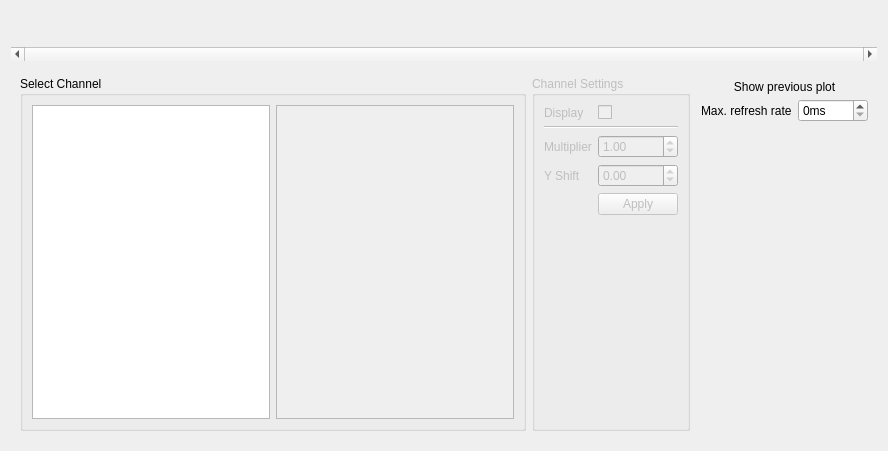
This is src/modules/traceplot/tracedisplay.ui in syntalos/syntalos as Qt 5 draws it before an edit. The edited form follows.
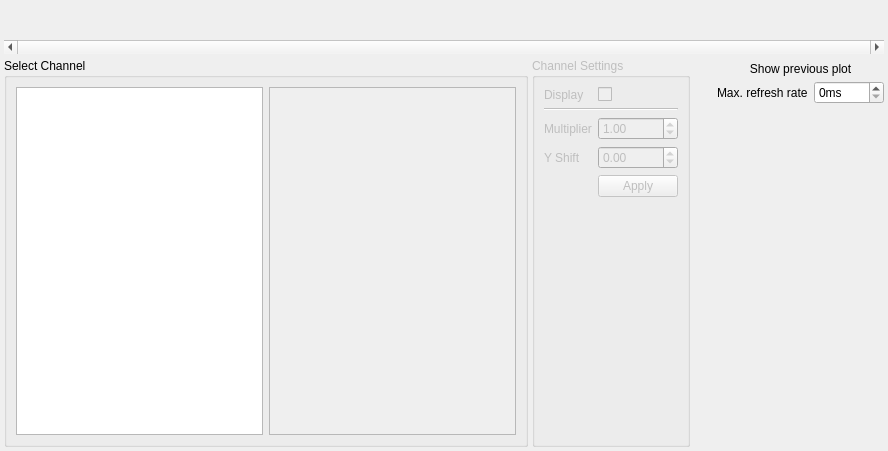
This is the edited form. Icons and pictures are not drawn. Custom widgets are drawn as their Qt base class.

The edit to the form file:
```diff
--- a/src/modules/traceplot/tracedisplay.ui
+++ b/src/modules/traceplot/tracedisplay.ui
@@ -14,6 +14,21 @@
    <string>Form</string>
   </property>
   <layout class="QVBoxLayout" name="verticalLayout">
+   <property name="spacing">
+    <number>4</number>
+   </property>
+   <property name="leftMargin">
+    <number>4</number>
+   </property>
+   <property name="topMargin">
+    <number>4</number>
+   </property>
+   <property name="rightMargin">
+    <number>4</number>
+   </property>
+   <property name="bottomMargin">
+    <number>4</number>
+   </property>
    <item>
     <widget class="QWidget" name="traceContainerWidget" native="true">
      <property name="minimumSize">
@@ -57,6 +72,21 @@
    <item>
     <widget class="QWidget" name="widget_3" native="true">
      <layout class="QHBoxLayout" name="horizontalLayout_3">
+      <property name="spacing">
+       <number>4</number>
+      </property>
+      <property name="leftMargin">
+       <number>0</number>
+      </property>
+      <property name="topMargin">
+       <number>0</number>
+      </property>
+      <property name="rightMargin">
+       <number>0</number>
+      </property>
+      <property name="bottomMargin">
+       <number>0</number>
+      </property>
       <item>
        <widget class="QGroupBox" name="groupBox_3">
         <property name="sizePolicy">
```
